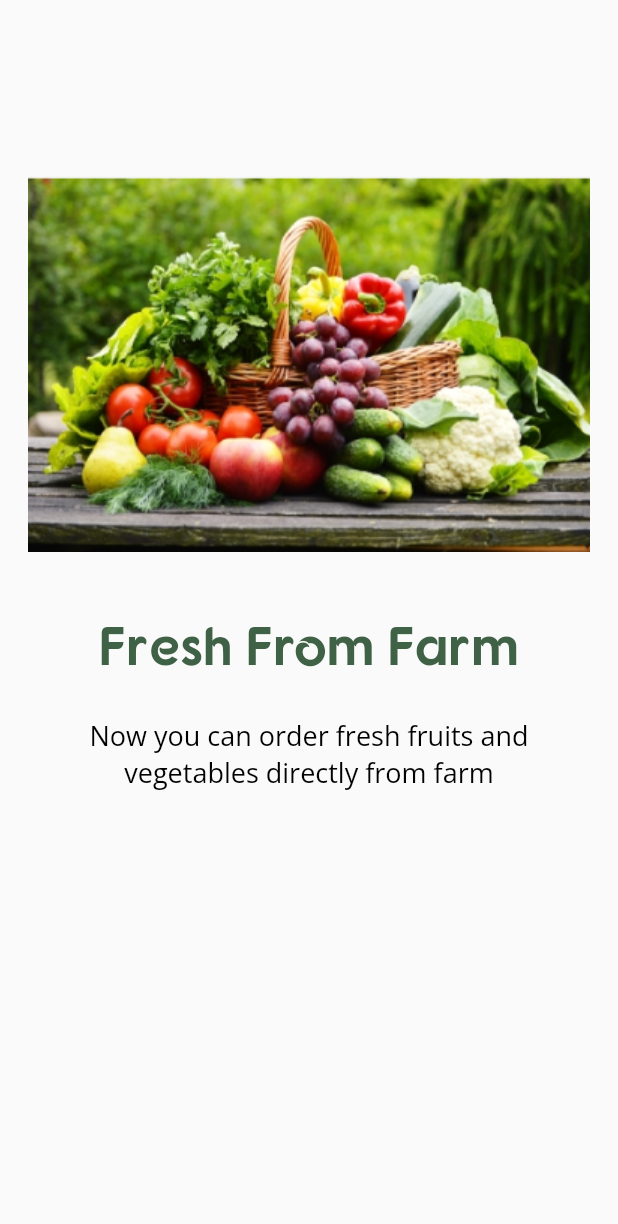
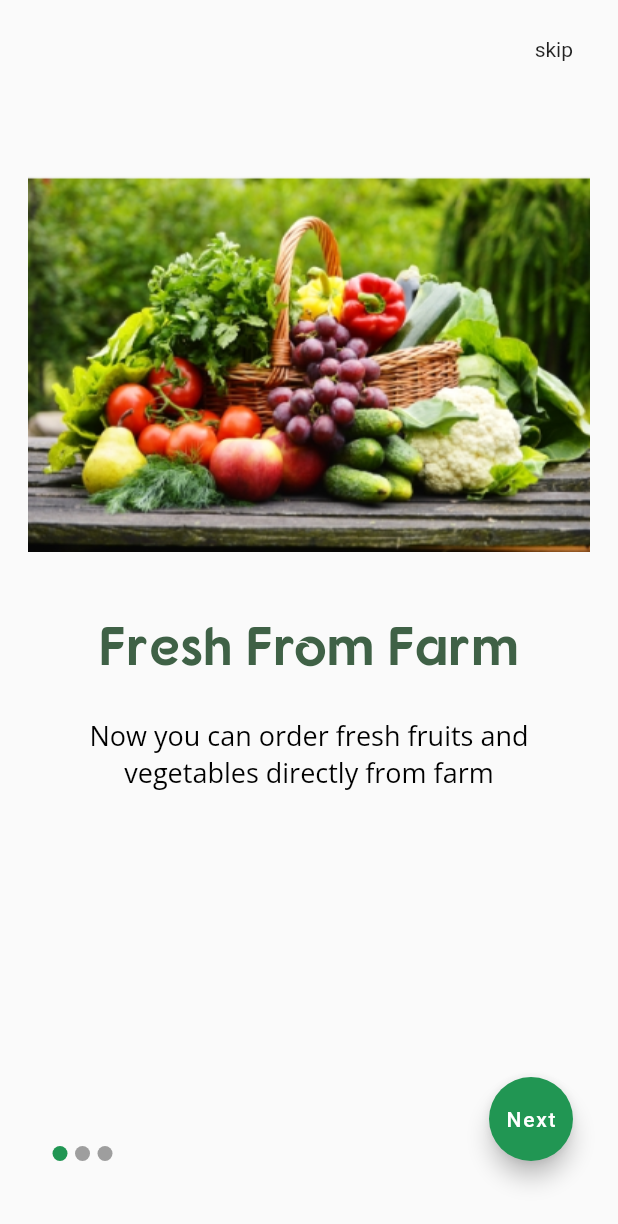
Before and after one commit to DeveloperVasu/on_board, a Flutter app: the screen it shows after launch, on a phone screen of 412 x 824 dp. Shown: the top 1224 px of the screen. Run offline on Flutter 3.47's test engine with Material 2 defaults, Android fonts, the phone set to English and light mode, and no system bars; our stand-ins replace get, google_fonts.

Commit message:
First Commit

```diff
--- a/lib/app/Modules/onBoarding.dart
+++ b/lib/app/Modules/onBoarding.dart
@@ -1,20 +1,88 @@
 import 'package:flutter/material.dart';
-import 'package:google_fonts/google_fonts.dart';
+import 'package:get/get.dart';
+import 'package:on_board/app/Modules/onBoardingController.dart';
+import 'package:on_board/app/core/themes/text_theme.dart';
+import 'package:on_board/app/core/values/colors.dart';
+import 'package:on_board/app/core/values/strings.dart';
 import 'package:on_board/app/data/onBoardingDataList.dart';
 
 class OnBoarding extends StatelessWidget {
-
+  final OnBoardingController c = Get.put(OnBoardingController());
   @override
   Widget build(BuildContext context) {
     return Scaffold(
-      body: SafeArea(
-        child: PageView.builder(
-          itemCount: onBoardingDataList.length,
-          controller: PageController(initialPage: 0, keepPage: true, viewportFraction: 1),
-          itemBuilder: (BuildContext context, int itemIndex) {
-            return Column(
+        body: SafeArea(
+      child: Stack(
+        children: [
+          buildPageView(),
+          Obx(() => Positioned(
+                left: 30,
+                top: 25,
+                child: c.selectedIndex.value > 0
+                    ? Icon(Icons.navigate_before)
+                    : Text(''),
+              )),
+          Obx(() => Positioned(
+                right: 30,
+                top: 25,
+                child: c.selectedIndex.value == onBoardingDataList.length - 1
+                    ? Text('')
+                    : Text(kSkip),
+              )),
+          Obx(() => Positioned(
+              right: 30,
+              bottom: 50,
+              child: FloatingActionButton(
+                onPressed: () {},
+                backgroundColor: kButtonColor,
+                child: c.selectedIndex.value == onBoardingDataList.length - 1
+                    ? Text(
+                        kStart,
+                      )
+                    : GestureDetector(
+                        onTap: () {
+                          c.onNextClicked();
+                        },
+                        child: Text(kNext)),
+              ))),
+          Positioned(
+            left: 30,
+            bottom: 50,
+            child: Row(
+              children: List.generate(
+                  onBoardingDataList.length,
+                  (index) => Obx(() => Container(
+                        margin: EdgeInsets.only(left: 5),
+                        width: 10,
+                        height: 10,
+                        decoration: BoxDecoration(
+                            color: c.selectedIndex.value == index
+                                ? kButtonColor
+                                : Colors.grey,
+                            shape: BoxShape.circle),
+                      ))),
+            ),
+          )
+        ],
+      ),
+    ));
+  }
+
+  PageView buildPageView() {
+    return PageView.builder(
+      onPageChanged: c.selectedIndex,
+      itemCount: onBoardingDataList.length,
+      controller: PageController(
+          initialPage: c.selectedIndex.value,
+          keepPage: true,
+          viewportFraction: 1),
+      itemBuilder: (BuildContext context, int itemIndex) {
+        return Column(
           children: [
-            Image.asset(onBoardingDataList[itemIndex].image),
+            Image.asset(
+              onBoardingDataList[itemIndex].image,
+              fit: BoxFit.contain,
+            ),
             SizedBox(
               height: 40,
             ),
@@ -23,10 +91,7 @@ class OnBoarding extends StatelessWidget {
               child: Text(
                 onBoardingDataList[itemIndex].title,
                 textAlign: TextAlign.center,
-                style: TextStyle(
-                    fontFamily: 'Fonarto',
-                    fontSize: 36,
-                    color: Color(0xFF3F6146)),
+                style: kTextTitle,
               ),
             ),
             SizedBox(
@@ -37,15 +102,12 @@ class OnBoarding extends StatelessWidget {
               child: Text(
                 onBoardingDataList[itemIndex].description,
                 textAlign: TextAlign.center,
-                style:
-                GoogleFonts.openSans(fontSize: 18, color: Color(0xFF000000)),
+                style: kTextDescription,
               ),
             ),
           ],
         );
-          },
-        )
-      ),
+      },
     );
   }
 }
--- a/lib/app/Modules/onBoardingBinding.dart
+++ b/lib/app/Modules/onBoardingBinding.dart
@@ -0,0 +1,10 @@
+import 'package:get/get.dart';
+import 'package:on_board/app/Modules/onBoardingController.dart';
+
+class OnBoardingBinding implements Bindings{
+  @override
+  void dependencies() {
+    Get.lazyPut<OnBoardingController>(() => OnBoardingController());
+  }
+
+}
--- a/lib/app/Modules/onBoardingController.dart
+++ b/lib/app/Modules/onBoardingController.dart
@@ -0,0 +1,12 @@
+import 'package:flutter/material.dart';
+import 'package:get/get.dart';
+
+class OnBoardingController extends GetxController{
+  var selectedIndex = 0.obs;
+  var pageController = PageController();
+
+  onNextClicked(){
+    pageController.nextPage(duration: 300.milliseconds, curve: Curves.easeIn);
+  }
+
+}
--- a/lib/app/core/themes/text_theme.dart
+++ b/lib/app/core/themes/text_theme.dart
@@ -1,4 +1,13 @@
 import 'package:flutter/material.dart';
+import 'package:google_fonts/google_fonts.dart';
+import 'package:on_board/app/core/values/colors.dart';
 
-final textTitle = TextStyle(fontSize: 36);
-final textDescription = TextStyle(fontSize: 18);
+final kTextTitle = TextStyle(
+                      fontFamily: 'Fonarto',
+                      fontSize: 36,
+                      color: kTitleColor);
+
+final kTextDescription = GoogleFonts.openSans(
+                      fontSize: 18, color: kDescriptionColor);
+
+final kDotDecoration = BoxDecoration(color: kButtonColor, shape: BoxShape.circle);
--- a/lib/app/core/values/colors.dart
+++ b/lib/app/core/values/colors.dart
@@ -0,0 +1,5 @@
+import 'package:flutter/material.dart';
+
+final kTitleColor = Color(0xFF3F6146);
+final kDescriptionColor = Color(0xFF000000);
+final kButtonColor = Color(0xFF219653);
--- a/lib/app/core/values/strings.dart
+++ b/lib/app/core/values/strings.dart
@@ -0,0 +1,3 @@
+final String kNext = 'Next';
+final String kStart = 'Start';
+final String kSkip = 'skip';
--- /dev/null
+++ b/lib/app/routes/pages.dart
@@ -0,0 +1,10 @@
+import 'package:get/get.dart';
+import 'package:on_board/app/Modules/onBoarding.dart';
+import 'package:on_board/app/Modules/onBoardingBinding.dart';
+import 'package:on_board/app/routes/routes.dart';
+
+class AppPages {
+  static final pages = [
+    GetPage(name: Routes.OnBoarding, page: () => OnBoarding(), binding: OnBoardingBinding())
+  ];
+}
--- /dev/null
+++ b/lib/app/routes/routes.dart
@@ -0,0 +1 @@
+class Routes { static const OnBoarding = '/onBoarding'; }
--- a/lib/main.dart
+++ b/lib/main.dart
@@ -1,6 +1,7 @@
 import 'package:flutter/material.dart';
 import 'package:get/get.dart';
 import 'package:on_board/app/Modules/onBoarding.dart';
+import 'package:on_board/app/Modules/onBoardingBinding.dart';
 
 void main() {
   runApp(MyApp());
@@ -10,10 +11,11 @@ class MyApp extends StatelessWidget {
   @override
   Widget build(BuildContext context) {
     return GetMaterialApp(
-      title: 'Flutter Demo',
-      theme: ThemeData(
-        primarySwatch: Colors.blue,
-      ),
-      home: OnBoarding());
+      initialRoute: "/",
+      getPages: [
+        GetPage(
+            name: "/", page: () => OnBoarding(), binding: OnBoardingBinding()),
+      ],
+    );
   }
 }
```
Also changed, not shown: assets/images/img2.png.
